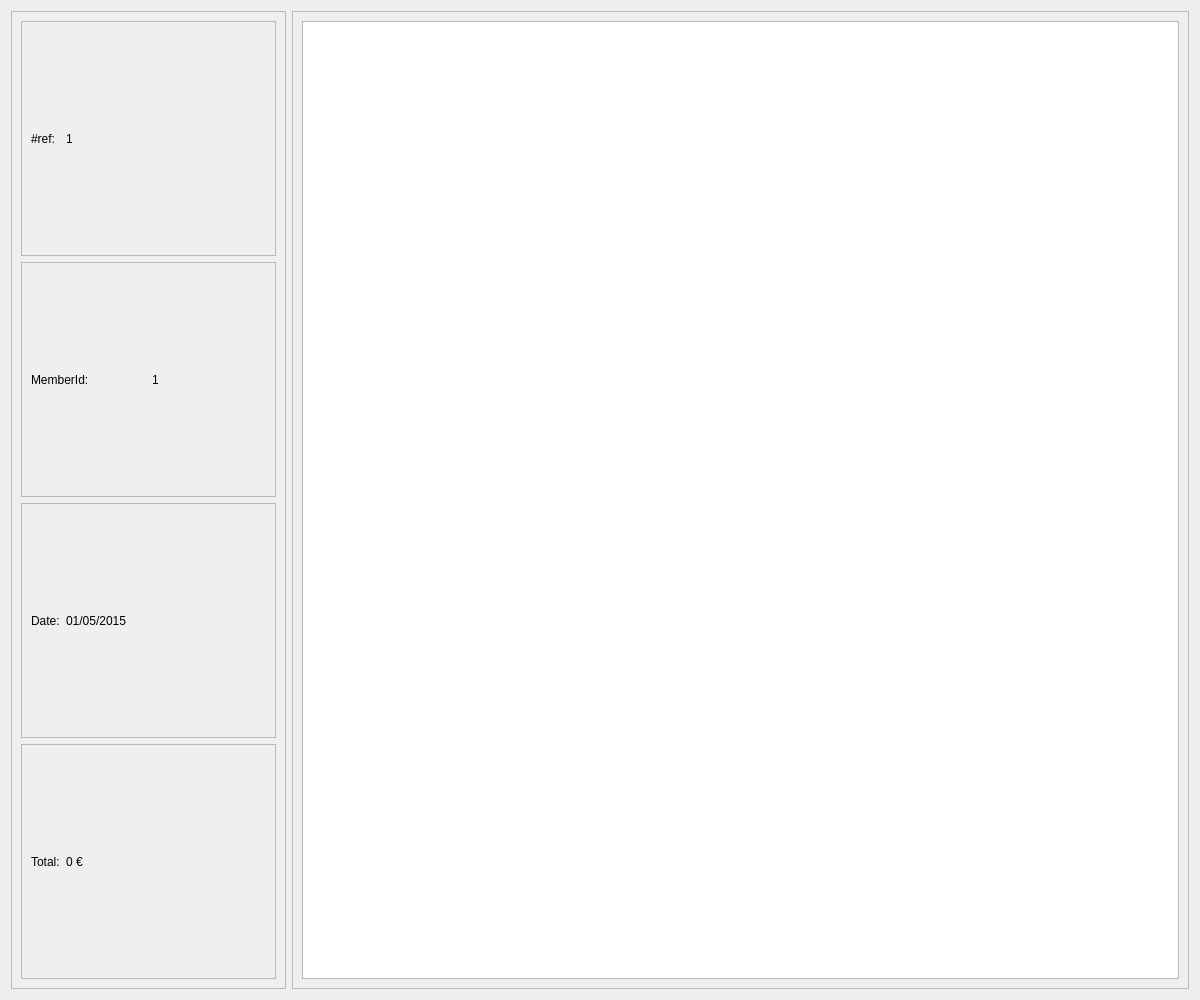
Qt form penyamanager/invoicedetailswidget.ui (eguzki/penyamanager) before a commit.
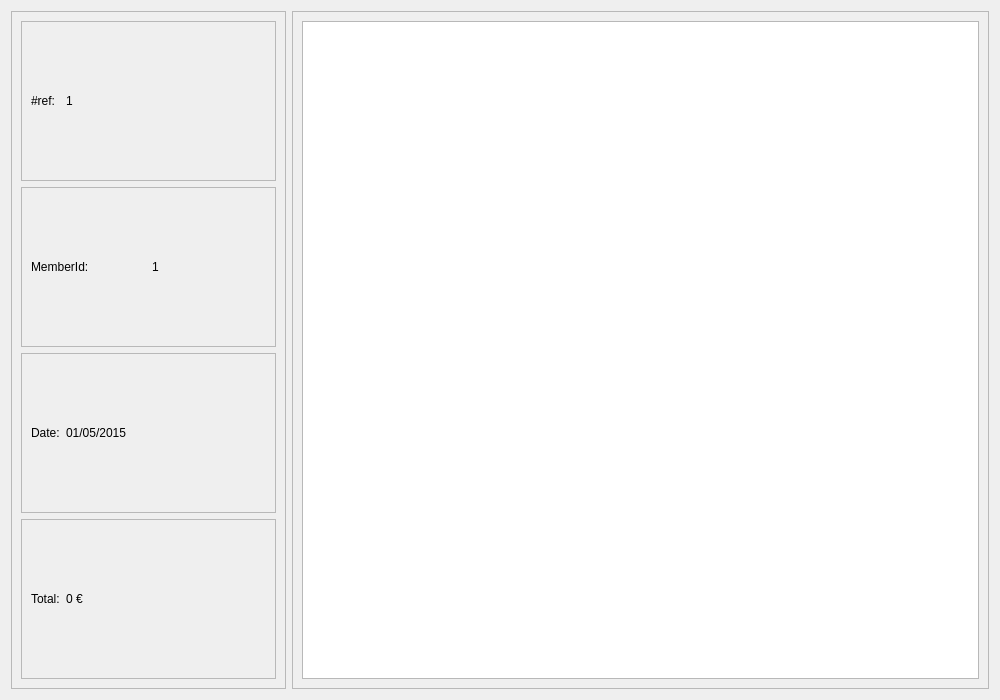
The same form after that commit.

What changed in the file:
```diff
--- a/penyamanager/invoicedetailswidget.ui
+++ b/penyamanager/invoicedetailswidget.ui
@@ -6,10 +6,16 @@
    <rect>
     <x>0</x>
     <y>0</y>
-    <width>1200</width>
-    <height>1000</height>
+    <width>1000</width>
+    <height>700</height>
    </rect>
   </property>
+  <property name="minimumSize">
+   <size>
+    <width>0</width>
+    <height>0</height>
+   </size>
+  </property>
   <property name="windowTitle">
    <string>Form</string>
   </property>
```
